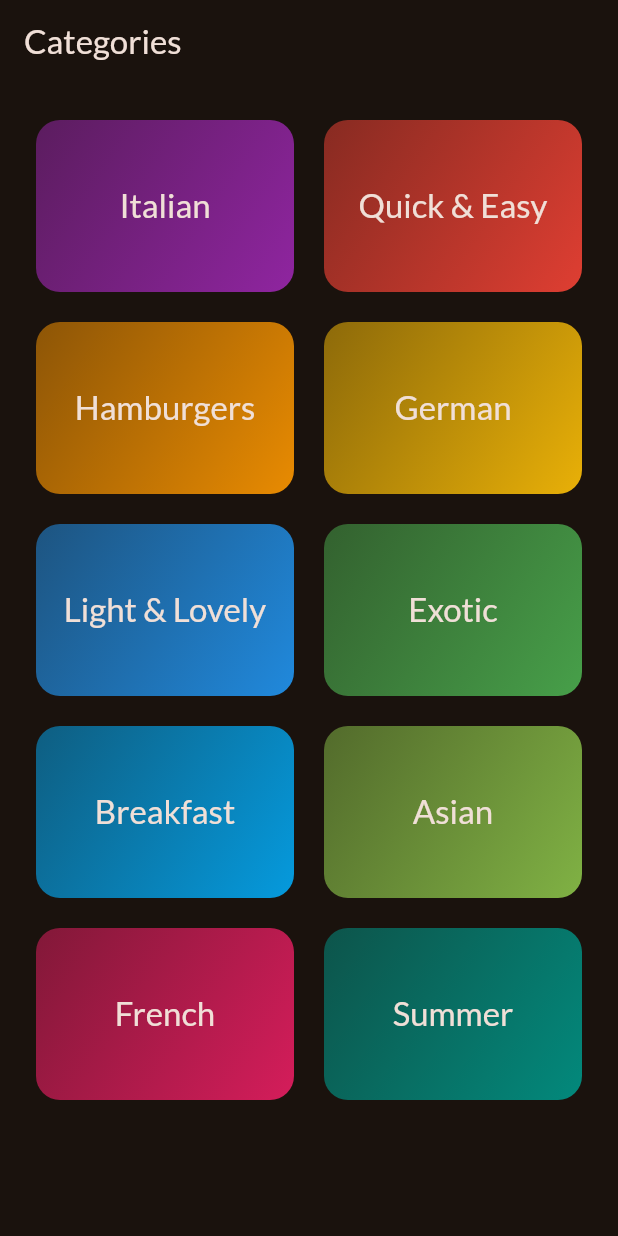
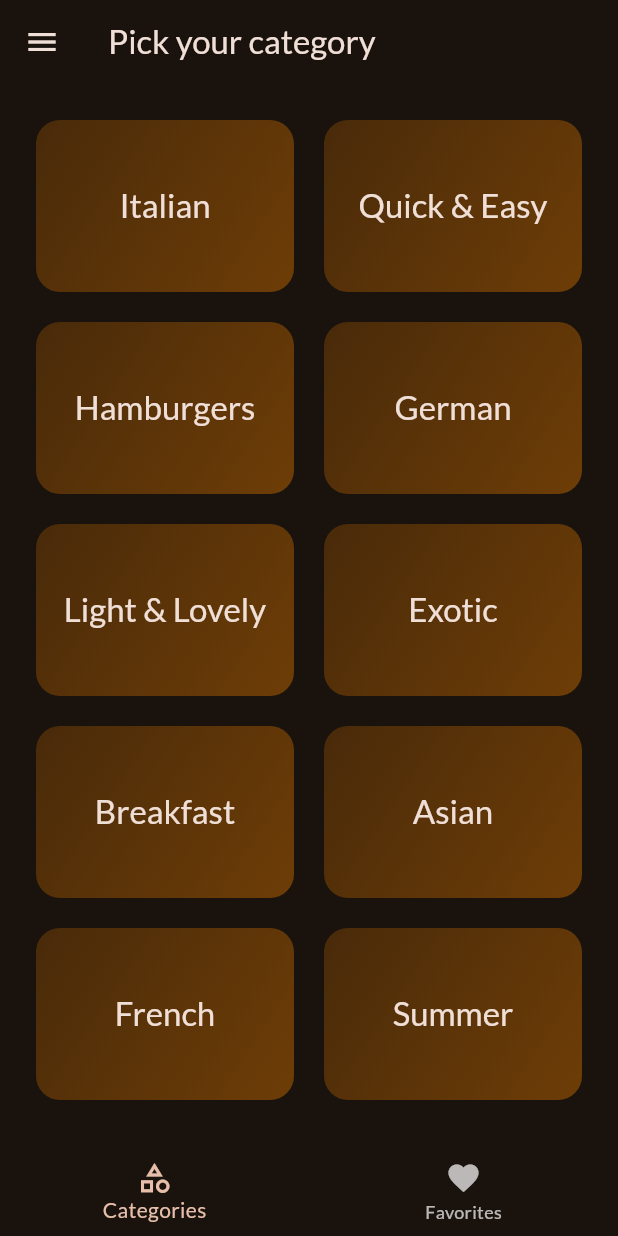
Before and after one commit to Wesley-Breno/Exercises.dart, a Flutter app: the screen it shows after launch, on a phone screen of 412 x 824 dp. Run offline on Flutter 3.47's test engine with Material 3 defaults, Android fonts, the light colour scheme and no system bars; our stand-ins replace google_fonts, transparent_image.

Commit message:
First MVP of the project

```diff
--- a/meals/lib/data/dummy_data.dart
+++ b/meals/lib/data/dummy_data.dart
@@ -8,52 +8,52 @@ const availableCategories = [
   Category(
     id: 'c1',
     title: 'Italian',
-    color: Colors.purple,
+    color: Color.fromARGB(99, 119, 66, 6),
   ),
   Category(
     id: 'c2',
     title: 'Quick & Easy',
-    color: Colors.red,
+    color: Color.fromARGB(99, 119, 66, 6),
   ),
   Category(
     id: 'c3',
     title: 'Hamburgers',
-    color: Colors.orange,
+    color: Color.fromARGB(99, 119, 66, 6),
   ),
   Category(
     id: 'c4',
     title: 'German',
-    color: Colors.amber,
+    color: Color.fromARGB(99, 119, 66, 6),
   ),
   Category(
     id: 'c5',
     title: 'Light & Lovely',
-    color: Colors.blue,
+    color: Color.fromARGB(99, 119, 66, 6),
   ),
   Category(
     id: 'c6',
     title: 'Exotic',
-    color: Colors.green,
+    color: Color.fromARGB(99, 119, 66, 6),
   ),
   Category(
     id: 'c7',
     title: 'Breakfast',
-    color: Colors.lightBlue,
+    color: Color.fromARGB(99, 119, 66, 6),
   ),
   Category(
     id: 'c8',
     title: 'Asian',
-    color: Colors.lightGreen,
+    color: Color.fromARGB(99, 119, 66, 6),
   ),
   Category(
     id: 'c9',
     title: 'French',
-    color: Colors.pink,
+    color: Color.fromARGB(99, 119, 66, 6),
   ),
   Category(
     id: 'c10',
     title: 'Summer',
-    color: Colors.teal,
+    color: Color.fromARGB(99, 119, 66, 6),
   ),
 ];
 
--- a/meals/lib/screens/categories.dart
+++ b/meals/lib/screens/categories.dart
@@ -2,13 +2,52 @@ import 'package:flutter/material.dart';
 import 'package:meals/data/dummy_data.dart';
 import 'package:meals/widgets/category_grid_item.dart';
 
-class CategoriesScreen extends StatelessWidget {
+class CategoriesScreen extends StatefulWidget {
   const CategoriesScreen({super.key});
+
+  @override
+  State<CategoriesScreen> createState() => _CategoriesScreenState();
+}
+
+class _CategoriesScreenState extends State<CategoriesScreen> {
+  int selectedIndex = 0;
 
   @override
   Widget build(BuildContext context) {
     return Scaffold(
-      appBar: AppBar(title: const Text('Categories')),
+      appBar: AppBar(title: const Text('Pick your category')),
+      drawer: Drawer(
+        child: Column(
+          children: [
+            AppBar(
+              title: const Text('Meals Recipes App'),
+              automaticallyImplyLeading: false,
+            ),
+            const Divider(),
+            ListTile(
+              leading: const Icon(Icons.restaurant),
+              title: const Text('Categories'),
+              onTap: () {
+                Navigator.of(context).pushReplacementNamed('/');
+              },
+            ),
+            ListTile(
+              leading: const Icon(Icons.favorite),
+              title: const Text('Favorites'),
+              onTap: () {
+                Navigator.of(context).pushReplacementNamed('/favorites');
+              },
+            ),
+            ListTile(
+              leading: const Icon(Icons.settings),
+              title: const Text('Settings'),
+              onTap: () {
+                Navigator.of(context).pushNamed('/settings');
+              },
+            ),
+          ],
+        ),
+      ),
       body: GridView(
         padding: const EdgeInsets.all(24),
         gridDelegate: const SliverGridDelegateWithFixedCrossAxisCount(
@@ -22,6 +61,27 @@ class CategoriesScreen extends StatelessWidget {
             CategoryGridItem(category: category),
         ],
       ),
+      bottomNavigationBar: BottomNavigationBar(
+        items: const [
+          BottomNavigationBarItem(
+            icon: Icon(Icons.category),
+            label: 'Categories',
+            activeIcon: Icon(Icons.category_outlined),
+          ),
+          BottomNavigationBarItem(icon: Icon(Icons.favorite), label: 'Favorites', activeIcon: Icon(Icons.favorite_outline)),
+        ],
+        currentIndex: selectedIndex,
+        onTap: (index) {
+          setState(() {
+            selectedIndex = index;
+          });
+          if (index == 0) {
+            Navigator.of(context).pushReplacementNamed('/');
+          } else if (index == 1) {
+            Navigator.of(context).pushReplacementNamed('/favorites');
+          }
+        },
+      ),
     );
   }
 }
--- a/meals/pubspec.yaml
+++ b/meals/pubspec.yaml
@@ -30,11 +30,13 @@ environment:
 dependencies:
   flutter:
     sdk: flutter
+  provider: ^6.1.5+1
 
   # The following adds the Cupertino Icons font to your application.
   # Use with the CupertinoIcons class for iOS style icons.
   cupertino_icons: ^1.0.8
   google_fonts: ^6.3.1
+  transparent_image: ^2.0.1
 
 dev_dependencies:
   flutter_test:
```
Also changed, not shown: meals/lib/main.dart (+22 -1 lines), meals/lib/providers/favorites_provider.dart (added, +18 -0 lines), meals/lib/providers/filters_provider.dart (added, +28 -0 lines), meals/lib/screens/favorites.dart (added, +57 -0 lines), meals/lib/screens/meal_detail.dart (added, +228 -0 lines), meals/lib/screens/meals.dart (+27 -3 lines), meals/lib/screens/settings.dart (added, +66 -0 lines), meals/lib/widgets/meal_item.dart (added, +94 -0 lines), meals/lib/widgets/meal_item_trait.dart (added, +19 -0 lines), meals/pubspec.lock.
